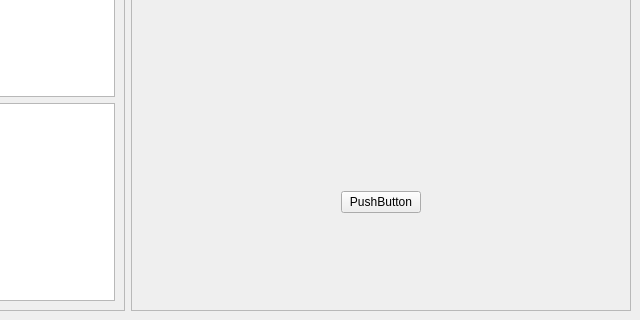
The window that wave.ui (libresilicon/qtflow) describes before a commit, drawn with Qt 5; both pictures show x 184 to 824 and y 120 to 440 of the 824 by 440 pixel window.
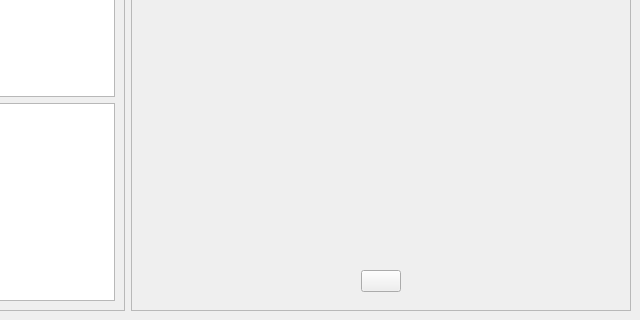
The same window after the commit. Icons and pictures are not drawn.

Commit message: changing layout of the wave viewer

The edit to the form file:
```diff
--- a/wave.ui
+++ b/wave.ui
@@ -65,6 +65,15 @@
        </item>
        <item row="1" column="0">
         <widget class="QWidget" name="toolWidget" native="true">
+         <property name="maximumSize">
+          <size>
+           <width>16777215</width>
+           <height>40</height>
+          </size>
+         </property>
+         <property name="styleSheet">
+          <string notr="true">color=rgb(81, 81, 81)</string>
+         </property>
          <layout class="QHBoxLayout" name="horizontalLayout">
           <item>
            <spacer name="horizontalSpacer">
@@ -82,10 +91,17 @@
           <item>
            <widget class="QPushButton" name="pushButton">
             <property name="text">
-             <string>PushButton</string>
+             <string/>
             </property>
             <property name="icon">
-             <iconset theme="qt5ct"/>
+             <iconset resource="qtflow.qrc">
+              <normaloff>:/go-last-symbolic.svg</normaloff>:/go-last-symbolic.svg</iconset>
+            </property>
+            <property name="iconSize">
+             <size>
+              <width>32</width>
+              <height>32</height>
+             </size>
             </property>
            </widget>
           </item>
@@ -105,6 +121,11 @@
          </layout>
         </widget>
        </item>
+       <item row="0" column="0">
+        <widget class="QWidget" name="viewerWidget" native="true">
+         <layout class="QVBoxLayout" name="verticalLayout_2"/>
+        </widget>
+       </item>
       </layout>
      </widget>
     </item>
```
Left out of the diff: 7 changed lines with no effect on the pictures. The commit also changes 2 other files.
